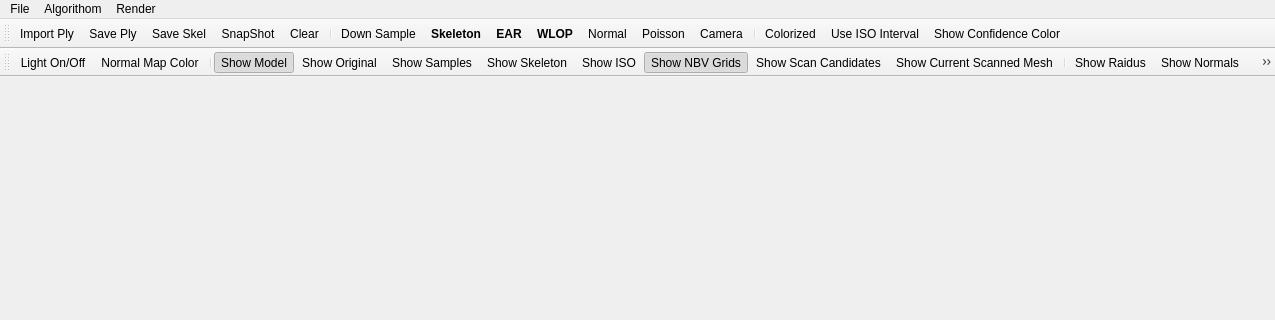
Before: the Qt Designer form Point Cloud/mainwindow.ui in sunwaylive/quality-driven-poisson-guided-autoscanning, drawn with Qt 5; both pictures show x 0 to 1275 and y 0 to 320 of the 1275 by 573 pixel window.
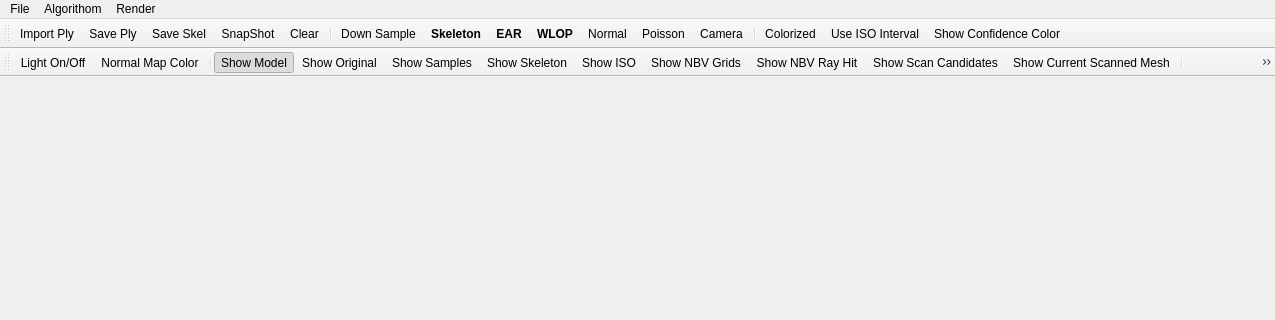
After: the same form once the commit is applied. Icons and pictures are not drawn.

```diff
--- a/Point Cloud/mainwindow.ui
+++ b/Point Cloud/mainwindow.ui
@@ -263,6 +263,7 @@
    <addaction name="actionShow_Skeleton"/>
    <addaction name="actionShow_ISO"/>
    <addaction name="actionShow_NBV_Grids"/>
+   <addaction name="actionShow_NBV_Ray_Hit"/>
    <addaction name="actionShow_Scan_Candidates"/>
    <addaction name="actionShow_Current_Scanned_Mesh"/>
    <addaction name="separator"/>
@@ -821,12 +822,20 @@
     <bool>true</bool>
    </property>
    <property name="checked">
-    <bool>true</bool>
+    <bool>false</bool>
    </property>
    <property name="text">
     <string>Show NBV Grids</string>
    </property>
   </action>
+  <action name="actionShow_NBV_Ray_Hit">
+   <property name="checkable">
+    <bool>true</bool>
+   </property>
+   <property name="text">
+    <string>Show NBV Ray Hit</string>
+   </property>
+  </action>
  </widget>
  <layoutdefault spacing="6" margin="11"/>
  <resources>
```
Left out of the diff: 1 changed line with no effect on the pictures.
